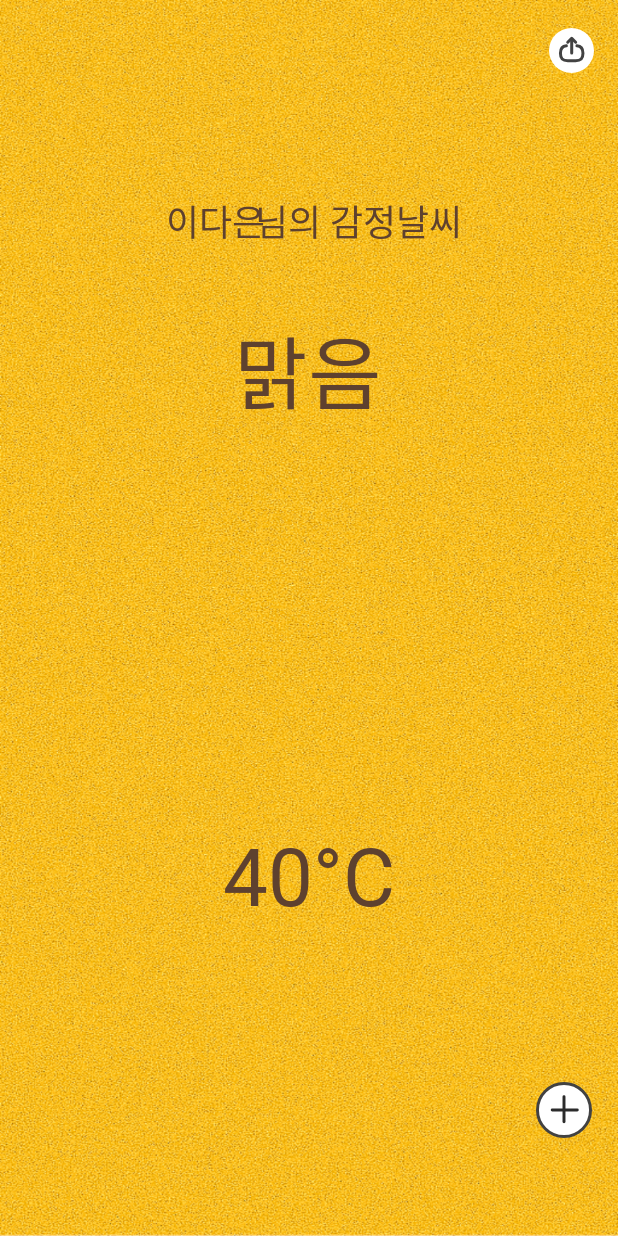
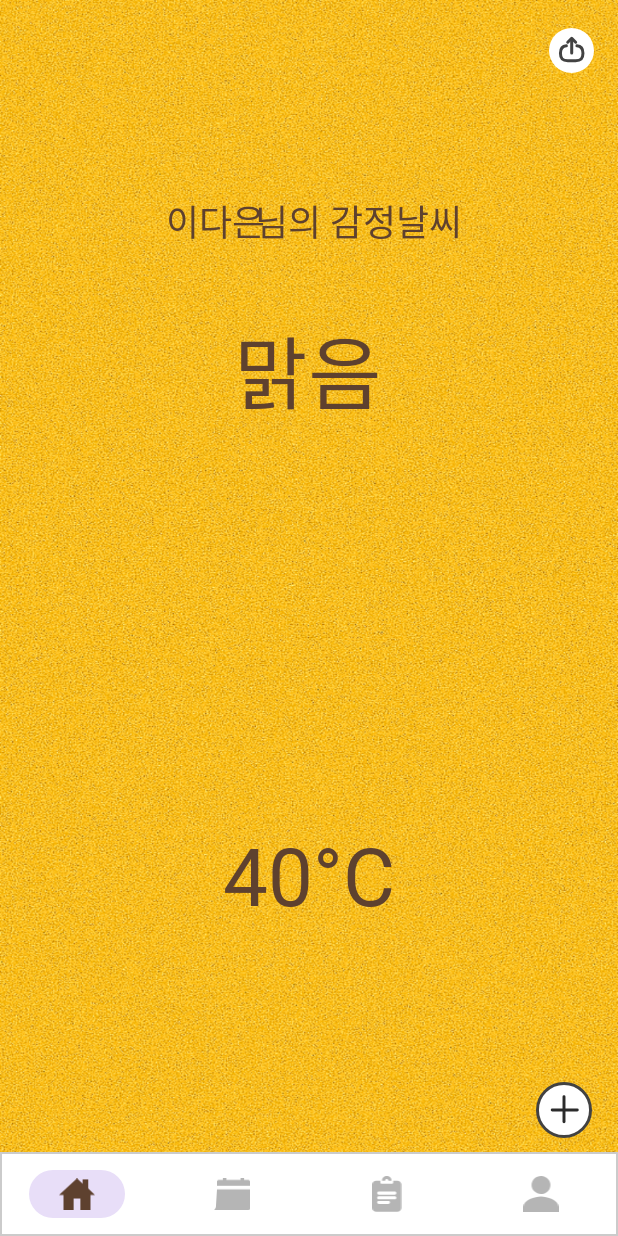
Before and after one commit to yourweather/yourweather-android, an Android app: the layout activity_home.xml on its own in the app's theme, with its tools: preview values and no code run, on a phone screen of 412 x 824 dp. Run offline under Robolectric (Android 15) with nearby library versions, the phone set to English and light mode, and no system bars; Roboto replaces fonts that are not available here.

Commit message:
[refactor] : 홈화면에 바텀네비 추가

```diff
--- a/app/src/main/res/layout/activity_home.xml
+++ b/app/src/main/res/layout/activity_home.xml
@@ -132,6 +132,21 @@
                 app:layout_constraintTop_toTopOf="parent"
                 app:layout_constraintVertical_bias="1.0" />
 
+            <com.google.android.material.bottomnavigation.BottomNavigationView
+                android:id="@+id/bnv_main"
+                android:layout_width="match_parent"
+                android:layout_height="56dp"
+                android:background="@drawable/shape_gray_line_rect"
+                app:itemHorizontalTranslationEnabled="false"
+                app:itemIconTint="@drawable/menu_selector_color"
+                app:itemIconSize="24dp"
+                app:itemTextColor="@drawable/menu_selector_color"
+                app:labelVisibilityMode="unlabeled"
+                app:layout_constraintBottom_toBottomOf="parent"
+                app:layout_constraintEnd_toEndOf="parent"
+                app:layout_constraintStart_toStartOf="parent"
+                app:menu="@menu/menu_bnv" />
+
         </androidx.constraintlayout.widget.ConstraintLayout>
 
     </FrameLayout>
```
